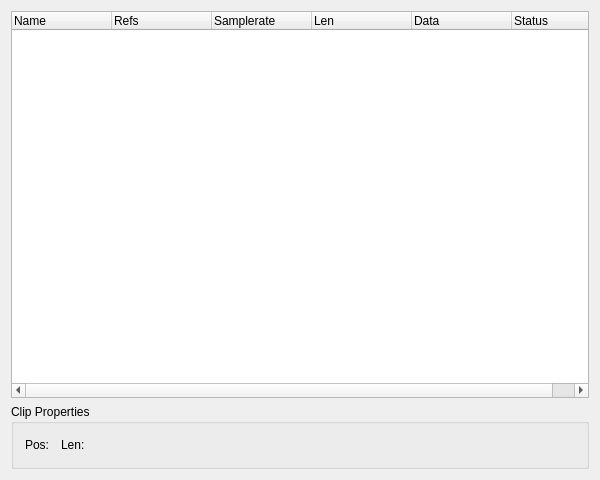
Before: the Qt Designer form muse3/muse/cliplist/cliplisteditorbase.ui in emrum/muse, drawn with Qt 5.
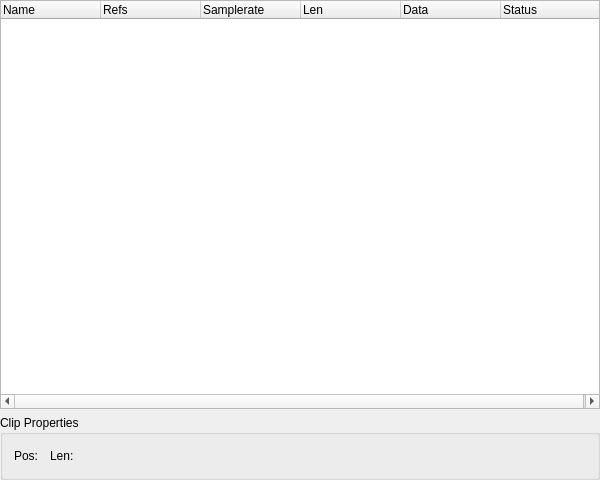
After: the same form once the commit is applied. Custom widgets are drawn as their Qt base class.

Diff of the .ui file:
```diff
--- a/muse3/muse/cliplist/cliplisteditorbase.ui
+++ b/muse3/muse/cliplist/cliplisteditorbase.ui
@@ -17,8 +17,17 @@
    <property name="spacing">
     <number>6</number>
    </property>
-   <property name="margin">
-    <number>11</number>
+   <property name="leftMargin">
+    <number>0</number>
+   </property>
+   <property name="topMargin">
+    <number>0</number>
+   </property>
+   <property name="rightMargin">
+    <number>0</number>
+   </property>
+   <property name="bottomMargin">
+    <number>0</number>
    </property>
    <item>
     <widget class="QTreeWidget" name="view">
```
Left out of the diff: 11 changed lines with no effect on the pictures.
